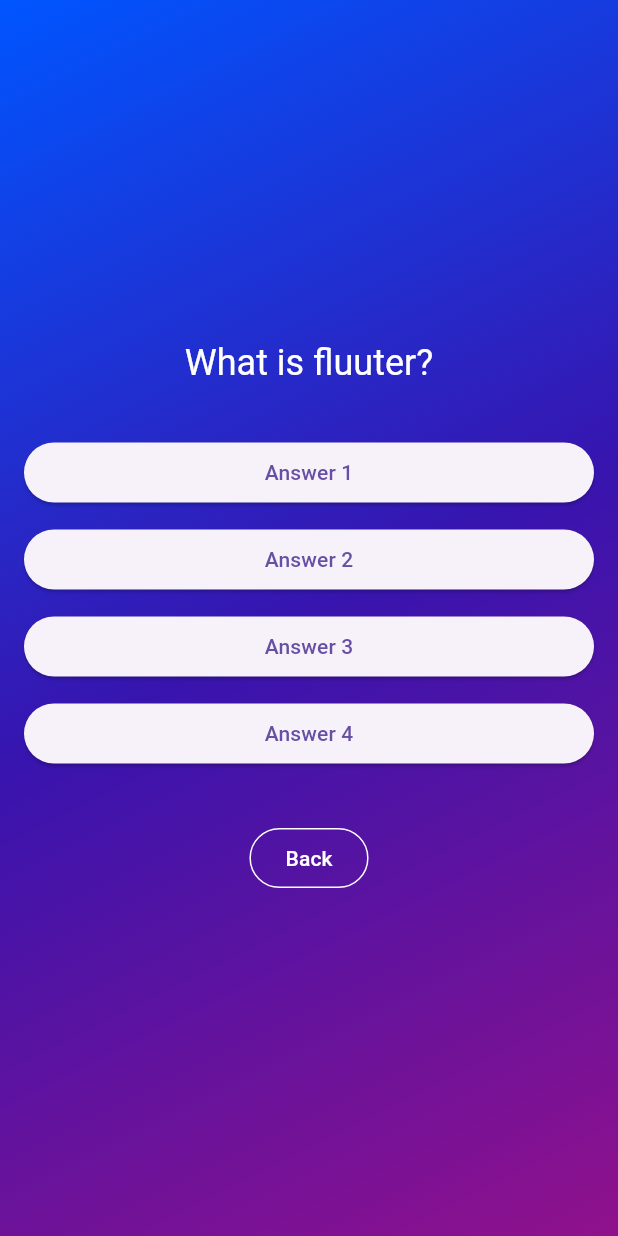
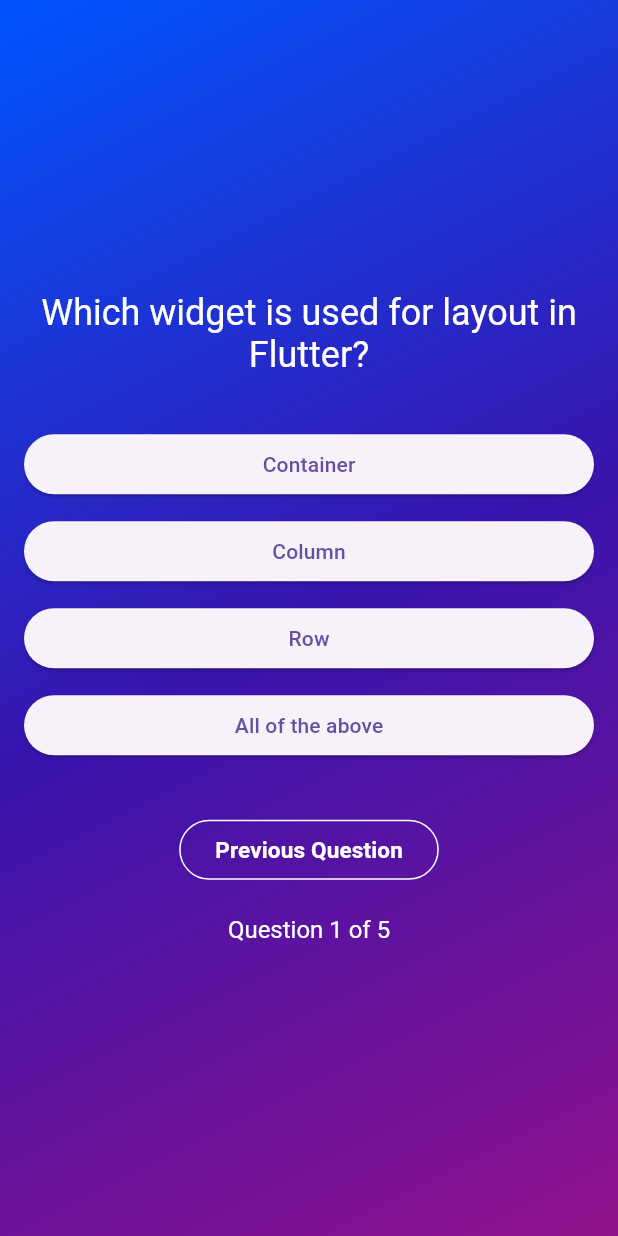
Before and after one commit to Khesir/CS-4151-CS-ELECTIVE-2, a Flutter app: the screen it shows after launch, after a tap on "→ Start Quiz", on a phone screen of 412 x 824 dp. Run offline on Flutter 3.47's test engine with Material 3 defaults, Android fonts, the phone set to English and light mode, and no system bars.

Commit message:
added quiz

```diff
--- /dev/null
+++ b/quizapp/lib/data/questions.dart
@@ -0,0 +1,39 @@
+import 'package:flutter_application_1/models/QuizQuestion.dart';
+
+final questions = [
+  Quizquestion(
+    question: 'Which widget is used for layout in Flutter?',
+    choices: const ['Container', 'Column', 'Row', 'All of the above'],
+    answerIndex: 3,
+  ),
+  Quizquestion(
+    question: 'What command is used to create a new Flutter project?',
+    choices: const [
+      'flutter build',
+      'flutter create',
+      'flutter run',
+      'flutter init',
+    ],
+    answerIndex: 1,
+  ),
+  Quizquestion(
+    question: 'Which file contains the main entry point of a Flutter app?',
+    choices: const ['main.dart', 'pubspec.yaml', 'app.dart', 'index.html'],
+    answerIndex: 0,
+  ),
+  Quizquestion(
+    question: 'Which widget allows user interaction in Flutter?',
+    choices: const ['Text', 'GestureDetector', 'Image', 'Padding'],
+    answerIndex: 1,
+  ),
+  Quizquestion(
+    question: 'What is used to manage state in Flutter?',
+    choices: const [
+      'StatefulWidget',
+      'StatelessWidget',
+      'InheritedWidget',
+      'All of the above',
+    ],
+    answerIndex: 3,
+  ),
+];
--- /dev/null
+++ b/quizapp/lib/models/QuizQuestion.dart
@@ -0,0 +1,15 @@
+class Quizquestion {
+  final String question;
+  final List<String> choices;
+  final int answerIndex;
+
+  Quizquestion({
+    required this.question,
+    required this.choices,
+    required this.answerIndex,
+  });
+
+  bool isCorrect(int selectedIndex) {
+    return selectedIndex == answerIndex;
+  }
+}
--- a/quizapp/lib/screens/questionScreen.dart
+++ b/quizapp/lib/screens/questionScreen.dart
@@ -1,11 +1,45 @@
 import 'package:flutter/material.dart';
+import 'package:flutter_application_1/models/QuizQuestion.dart';
 import 'package:flutter_application_1/quizManager.dart';
+import 'package:flutter_application_1/data/questions.dart';
 
-class Questionscreen extends StatelessWidget {
+class Questionscreen extends StatefulWidget {
   Questionscreen(this.activateScreen, {super.key});
   final void Function(ActiveScreen) activateScreen;
+
+  @override
+  State<Questionscreen> createState() => _QuestionscreenState();
+}
+
+class _QuestionscreenState extends State<Questionscreen> {
+  final List<Quizquestion> _questions = questions;
+  int _currentQuestionIndex = 0;
+  List<Map<String, int>> _selectedAnswers = [];
+  void _nextQuestion(int index) {
+    setState(() {
+      _selectedAnswers.add({
+        "correctAnswer": _questions[_currentQuestionIndex].answerIndex,
+        'answer': index,
+      });
+      if (_currentQuestionIndex < _questions.length - 1) {
+        _currentQuestionIndex++;
+      } else {
+        widget.activateScreen(ActiveScreen.result);
+      }
+    });
+  }
+
+  void _previousQuestion() {
+    setState(() {
+      if (_currentQuestionIndex > 0) {
+        _currentQuestionIndex--;
+      }
+    });
+  }
+
   @override
   Widget build(BuildContext context) {
+    final currentQuestion = _questions[_currentQuestionIndex];
     return Container(
       decoration: BoxDecoration(
         gradient: LinearGradient(
@@ -21,10 +55,13 @@ class Questionscreen extends StatelessWidget {
       child: Center(
         child: Column(
           mainAxisAlignment: MainAxisAlignment.center,
+
           children: [
-            const Text(
-              "What is fluuter?",
-              style: TextStyle(
+            Center(
+              child: Text(
+                currentQuestion.question,
+                textAlign: TextAlign.center,
+                style: const TextStyle(
                   fontSize: 24,
                   color: Colors.white,
                   decoration: TextDecoration.none,
@@ -32,27 +69,41 @@ class Questionscreen extends StatelessWidget {
                   fontWeight: FontWeight.normal,
                 ),
               ),
+            ),
             const SizedBox(height: 30),
-            ActionButton(activateScreen, "Answer 1"),
-            ActionButton(activateScreen, "Answer 2"),
-            ActionButton(activateScreen, "Answer 3"),
-            ActionButton(activateScreen, "Answer 4"),
+            ...currentQuestion.choices.map(
+              (choice) => ActionButton(() {
+                _nextQuestion(currentQuestion.choices.indexOf(choice));
+              }, choice),
+            ),
             const SizedBox(height: 30),
             OutlinedButton(
-              onPressed: () => activateScreen(ActiveScreen.start),
+              onPressed: () => _previousQuestion(),
               style: OutlinedButton.styleFrom(
                 foregroundColor: Colors.white,
                 side: BorderSide(color: Colors.white, width: 1),
               ),
-              child: Text("Back"),
-            ), // Container(
-            //   margin: const EdgeInsets.only(top: 50),
-            //   decoration: BoxDecoration(
-            //     border: Border.all(color: Colors.white, width: 2),
-            //     borderRadius: BorderRadius.circular(8),
-            //   ),
-            //   child: const SizedBox(height: 50, width: 400, child:,),
-            // ),
+              child: Text(
+                "Previous Question",
+                style: TextStyle(
+                  fontSize: 15,
+                  fontWeight: FontWeight.w600,
+                  color: Colors.white,
+                  decoration: TextDecoration.none,
+                ),
+              ),
+            ),
+            const SizedBox(height: 20),
+            Text(
+              'Question ${_currentQuestionIndex + 1} of ${_questions.length}',
+              style: const TextStyle(
+                fontSize: 16,
+                color: Colors.white,
+                decoration: TextDecoration.none,
+                fontFamily: 'Roboto',
+                fontWeight: FontWeight.normal,
+              ),
+            ),
           ],
         ),
       ),
@@ -61,8 +112,8 @@ class Questionscreen extends StatelessWidget {
 }
 
 class ActionButton extends StatelessWidget {
-  const ActionButton(this.activateScreen, this.text, {super.key});
-  final void Function(ActiveScreen)? activateScreen;
+  const ActionButton(this.onPressed, this.text, {super.key});
+  final VoidCallback? onPressed;
   final String text;
   @override
   Widget build(BuildContext context) {
@@ -71,7 +122,7 @@ class ActionButton extends StatelessWidget {
       child: SizedBox(
         width: 440,
         child: ElevatedButton(
-          onPressed: () {},
+          onPressed: onPressed,
           style: ElevatedButton.styleFrom(),
           child: Text(text),
         ),
--- a/quizapp/lib/screens/startScreen.dart
+++ b/quizapp/lib/screens/startScreen.dart
@@ -1,5 +1,6 @@
 import 'package:flutter/material.dart';
 import 'package:flutter_application_1/quizManager.dart';
+import 'package:flutter_application_1/widget/ChoiceButton.dart';
 
 class StartScreen extends StatelessWidget {
   const StartScreen(this.activateScreen, {super.key});
@@ -24,50 +25,10 @@ class StartScreen extends StatelessWidget {
           children: [
             Image.asset('assets/quiz-logo.png', width: 300),
             const SizedBox(height: 100),
-            ActionButton(activateScreen),
+            ChoiceButton(activateScreen),
           ],
         ),
       ),
     );
   }
 }
-
-class ActionButton extends StatelessWidget {
-  const ActionButton(this.activateScreen, {super.key});
-  final void Function(ActiveScreen) activateScreen;
-
-  @override
-  Widget build(BuildContext context) {
-    return Column(
-      children: [
-        const Text(
-          'Learn Flutter the fun way!',
-          style: TextStyle(
-            fontSize: 24,
-            color: Colors.white,
-            decoration: TextDecoration.none,
-            fontFamily: 'Roboto',
-            fontWeight: FontWeight.normal,
-          ),
-        ),
-        const SizedBox(height: 30),
-        OutlinedButton(
-          onPressed: () => activateScreen(ActiveScreen.question),
-          style: OutlinedButton.styleFrom(
-            foregroundColor: Colors.white,
-            side: BorderSide(color: Colors.white, width: 1),
-          ),
-          child: Text(
-            "→ Start Quiz",
-            style: TextStyle(
-              fontSize: 15,
-              fontWeight: FontWeight.w600,
-              color: Colors.white,
-              decoration: TextDecoration.none,
-            ),
-          ),
-        ),
-      ],
-    );
-  }
-}
--- /dev/null
+++ b/quizapp/lib/widget/ChoiceButton.dart
@@ -0,0 +1,42 @@
+import 'package:flutter/material.dart';
+import 'package:flutter_application_1/quizManager.dart';
+
+class ChoiceButton extends StatelessWidget {
+  const ChoiceButton(this.activateScreen, {super.key});
+  final void Function(ActiveScreen) activateScreen;
+
+  @override
+  Widget build(BuildContext context) {
+    return Column(
+      children: [
+        const Text(
+          'Learn Flutter the fun way!',
+          style: TextStyle(
+            fontSize: 24,
+            color: Colors.white,
+            decoration: TextDecoration.none,
+            fontFamily: 'Roboto',
+            fontWeight: FontWeight.normal,
+          ),
+        ),
+        const SizedBox(height: 30),
+        OutlinedButton(
+          onPressed: () => activateScreen(ActiveScreen.question),
+          style: OutlinedButton.styleFrom(
+            foregroundColor: Colors.white,
+            side: BorderSide(color: Colors.white, width: 1),
+          ),
+          child: Text(
+            "→ Start Quiz",
+            style: TextStyle(
+              fontSize: 15,
+              fontWeight: FontWeight.w600,
+              color: Colors.white,
+              decoration: TextDecoration.none,
+            ),
+          ),
+        ),
+      ],
+    );
+  }
+}
```
Lines whose indentation alone changed are shown as unchanged.
